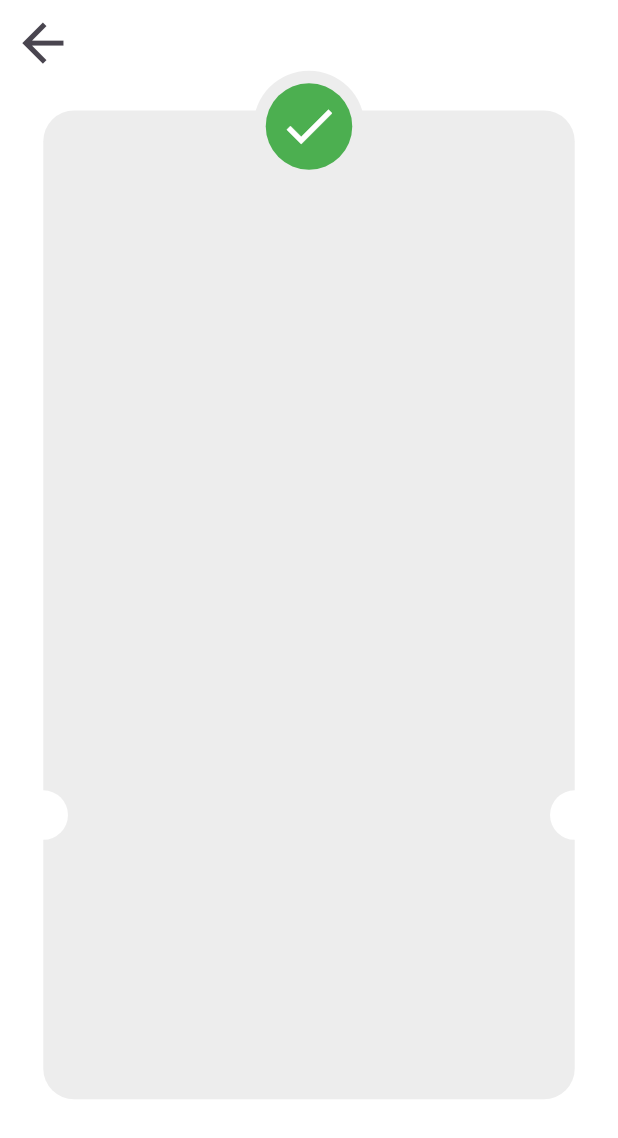
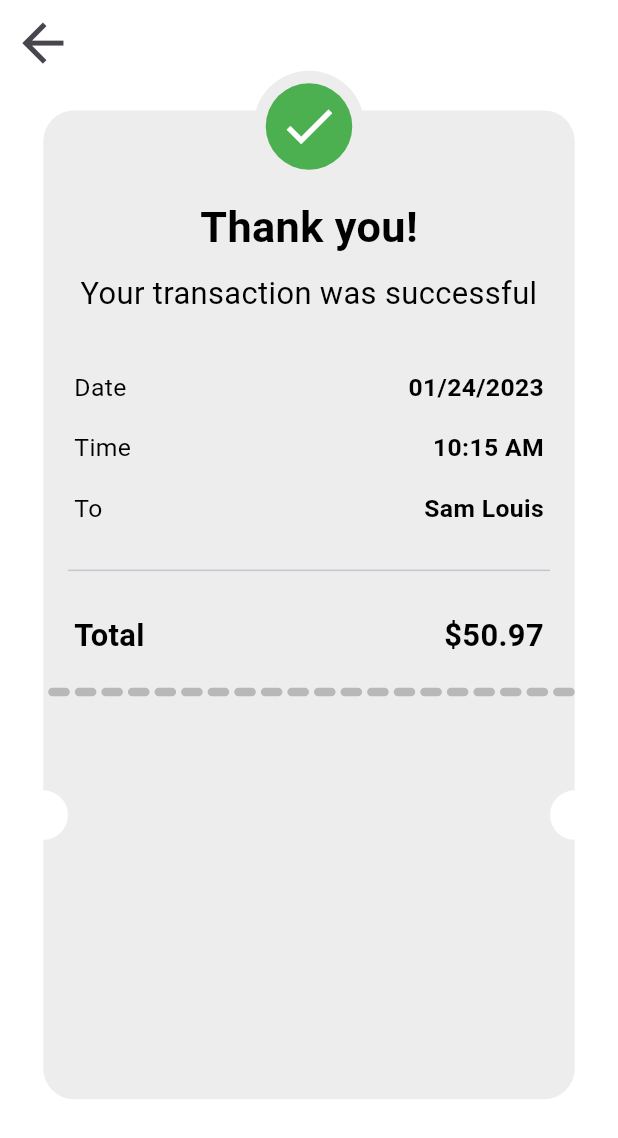
Before and after one commit to mohamedamr77/paymentApp, a Flutter app: the ThankYouScreen screen opened by its route, on a phone screen of 412 x 824 dp. Shown: the top 1138 px of the screen. Run offline on Flutter 3.47's test engine with Material 3 defaults, Android fonts, the light colour scheme and no system bars; our stand-ins replace auto_size_text, connectivity_plus, dartz, easy_localization, flutter_bloc, flutter_credit_card and 1 more.

Commit message:
make deshed line

```diff
--- /dev/null
+++ b/lib/core/utils/shared_widget/deshed_line.dart
@@ -0,0 +1,26 @@
+import 'package:flutter/material.dart';
+import 'package:paymentapp/core/extentions/screen_size.dart';
+
+Widget dashedLine(){
+  return  Row(
+      children: List.generate(20, (index){
+        return  Expanded(
+          child: Container(
+            alignment: Alignment.center,
+            margin: EdgeInsets.only(left: 0.008.w),
+            height: 0.007.h,
+            width: 0.03.w,
+            decoration: BoxDecoration(
+              borderRadius: BorderRadius.circular(0.02.w),
+              color: const Color(0xffB8B8B8),
+              border: Border.all(
+                width: 2,
+                color: const Color(0xffB8B8B8),
+              ) ,
+            ),
+          ),
+        );
+      },
+      )
+  );
+}
--- a/lib/features/my_cart/presentation/view/widgets/thank_you_body.dart
+++ b/lib/features/my_cart/presentation/view/widgets/thank_you_body.dart
@@ -1,7 +1,12 @@
 import 'package:flutter/material.dart';
 import 'package:paymentapp/core/constant/color_app.dart';
+import 'package:paymentapp/core/constant/text_app.dart';
 import 'package:paymentapp/core/extentions/screen_size.dart';
 import 'package:paymentapp/core/utils/shared_widget/custom_abb_bar.dart';
+import 'package:paymentapp/core/utils/shared_widget/custom_text_with_price.dart';
+import 'package:paymentapp/core/utils/shared_widget/global_text.dart';
+
+import '../../../../../core/utils/shared_widget/deshed_line.dart';
 
 class ThankYouBody extends StatelessWidget {
   const ThankYouBody({super.key});
@@ -30,6 +35,54 @@ class ThankYouBody extends StatelessWidget {
                   borderRadius: BorderRadius.circular(0.05.w),
                   color: const Color(0xffEDEDED),
                 ),
+                child: Column(
+                  children: [
+                    0.07.ph,
+                    GText(
+                        content:  AppText.kThankYou,
+                        fontSize: 0.07.w,
+                          fontWeight: FontWeight.w700,
+                    ),
+                    0.01.ph,
+                    GText(
+                        content:  AppText.kYourTransactionWasSuccessful,
+                        fontSize: 0.05.w,
+                          textAlign: TextAlign.center,
+                          fontWeight: FontWeight.w400,
+                    ),
+                    0.04.ph,
+                    const CustomTextWithPrice(
+                        text: AppText.kDate,
+                        price: "01/24/2023"
+                    ),
+                    0.01.ph,
+                    const CustomTextWithPrice(
+                        text: AppText.kTime,
+                        price: "10:15 AM"
+                    ),
+                    0.01.ph,
+                    const CustomTextWithPrice(
+                        text: AppText.kTo,
+                        price: "Sam Louis"
+                    ),
+                    0.02.ph,
+                    Divider(
+                      indent: 0.04.w,
+                      endIndent: 0.04.w,
+                    ),
+                    0.02.ph,
+                    CustomTextWithPrice(
+                      text: AppText.kTotal,
+                      price: "\$50.97",
+                      fontWeightPrice: FontWeight.bold,
+                      fontWeightText: FontWeight.bold,
+                      fontSizeText: 0.05.w,
+                      fontSizePrice: 0.05.w,
+                    ),
+                    0.02.ph,
+                    dashedLine(),
+                  ],
+                ),
               ),
               Positioned(
                 left: 0,
@@ -37,7 +90,7 @@ class ThankYouBody extends StatelessWidget {
                 top: -10,
                 child: CircleAvatar(
                   radius: 0.09.w,
-                  backgroundColor: Color(0xffEDEDED),
+                  backgroundColor: const Color(0xffEDEDED),
                   child: CircleAvatar(
                     backgroundColor: AppColor.greenColor,
                     radius: 0.07.w,
@@ -54,6 +107,7 @@ class ThankYouBody extends StatelessWidget {
                   bottom: 0.25.h,
                   right: 0.03.w,
                   child: CircleAvatar(radius: 0.04.w,backgroundColor: AppColor.whiteColor,)),
+
             ]
           ),
         ],
```
